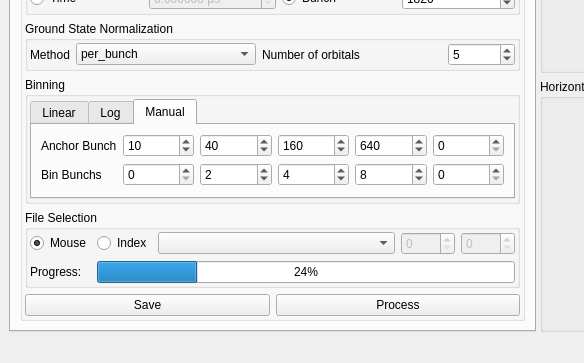
The window that src/trxasviewer/viewer.ui (AdvancedPhotonSource/trxasviewer) describes before a commit, drawn with Qt 5; both pictures show x 0 to 584 and y 443 to 806 of the 1403 by 806 pixel window.
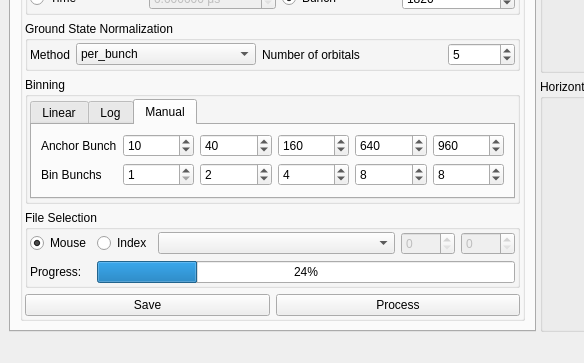
The same window after the commit. The open tabs and pages were chosen to show the change. Custom widgets are drawn as their Qt base class.

```diff
--- a/src/trxasviewer/viewer.ui
+++ b/src/trxasviewer/viewer.ui
@@ -342,7 +342,7 @@
                      <item row="4" column="1">
                       <widget class="QSpinBox" name="spinBox_numb0">
                        <property name="minimum">
-                        <number>0</number>
+                        <number>1</number>
                        </property>
                        <property name="maximum">
                         <number>9999</number>
@@ -389,13 +389,23 @@
                       </widget>
                      </item>
                      <item row="3" column="5">
-                      <widget class="QSpinBox" name="spinBox_anchor4"/>
+                      <widget class="QSpinBox" name="spinBox_anchor4">
+                       <property name="maximum">
+                        <number>9999</number>
+                       </property>
+                       <property name="value">
+                        <number>960</number>
+                       </property>
+                      </widget>
                      </item>
                      <item row="4" column="5">
                       <widget class="QSpinBox" name="spinBox_numb4">
                        <property name="maximum">
                         <number>9999</number>
                        </property>
+                       <property name="value">
+                        <number>8</number>
+                       </property>
                       </widget>
                      </item>
                     </layout>
```
Left out of the diff: 8 changed lines with no effect on the pictures.
